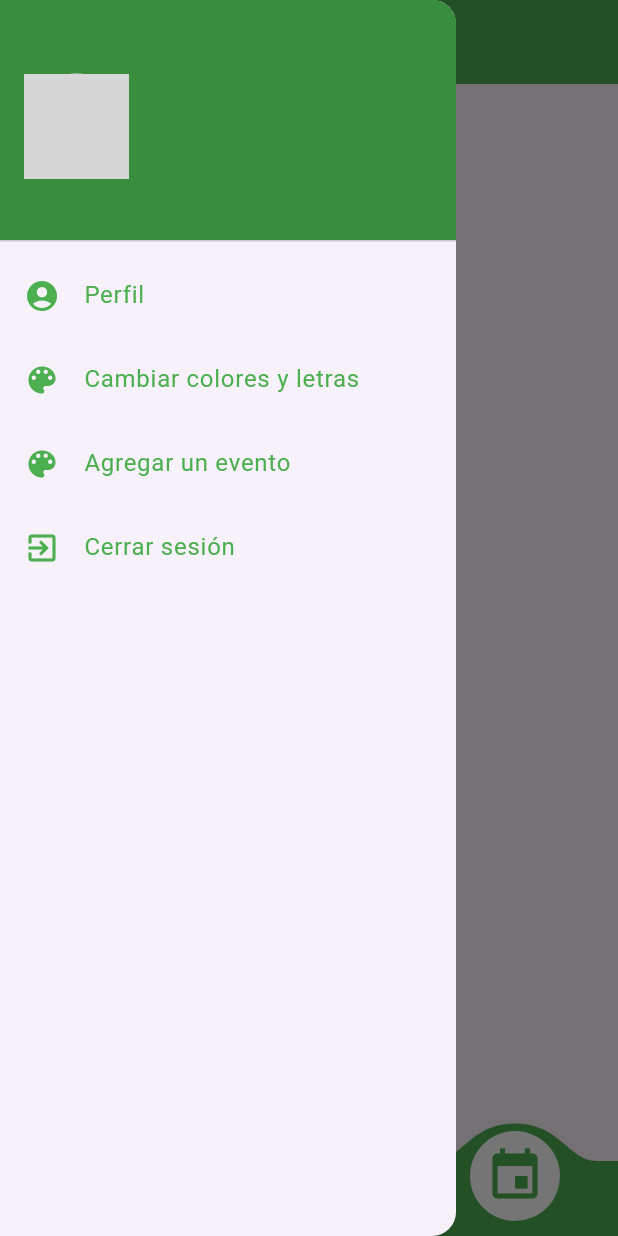
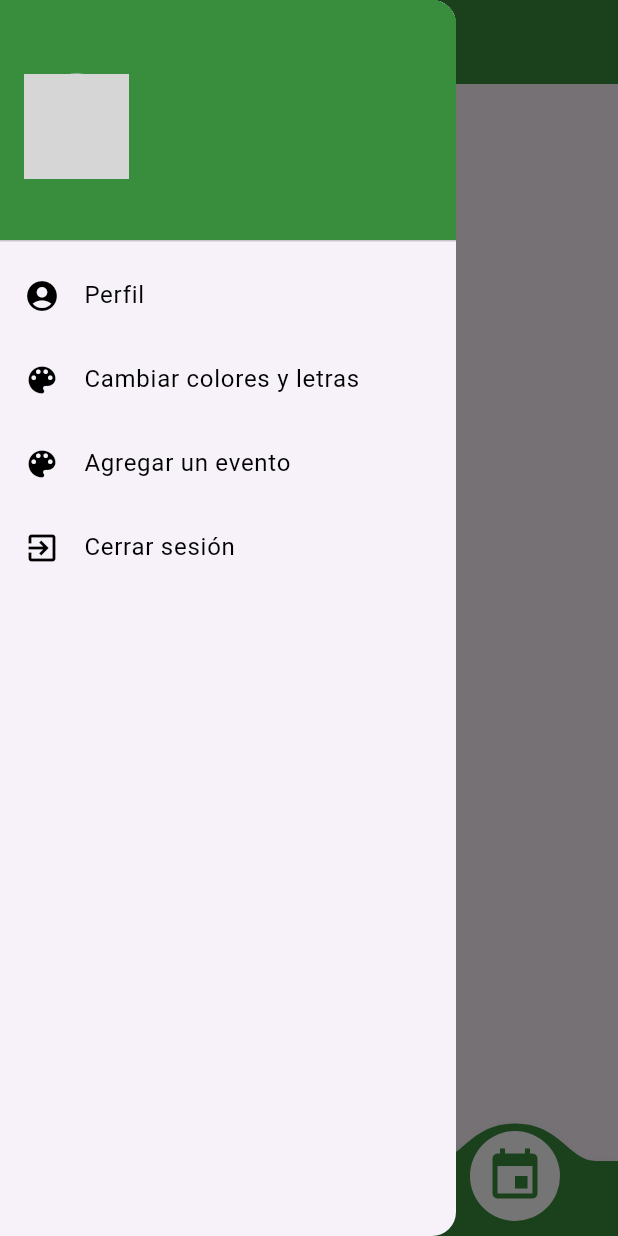
Before and after one commit to DulceST/ProyectoMoviles, a Flutter app: the HomeScreen screen opened by its route, item 3 of the bottom bar chosen, with the side drawer open, on a phone screen of 412 x 824 dp. Run offline on Flutter 3.47's test engine with Material 3 defaults, Android fonts, the phone set to English and light mode, and no system bars; drawn by our look-alikes of convex_bottom_bar; our stand-ins replace card_swiper, cloud_firestore, csc_picker, firebase_auth, firebase_core, font_awesome_flutter and 7 more; missing offline and left inert: animated_floating_buttons; accounts and stored records are empty; network calls fail; grey boxes are pictures that could not be loaded.

Commit message:
Cambio de colores de appbar, drawer y menu de abajo

```diff
--- a/lib/providers/theme_provider.dart
+++ b/lib/providers/theme_provider.dart
@@ -2,7 +2,7 @@ import 'package:flutter/material.dart';
 import 'package:shared_preferences/shared_preferences.dart';
 
 class ThemeProvider extends ChangeNotifier {
-  Color _drawerColor = Colors.green[700]!; // Color por defecto
+  Color _drawerColor = const Color(0xFF388E3C); // Color por defecto
 
   Color get drawerColor => _drawerColor;
 
--- a/lib/screens/active_events.dart
+++ b/lib/screens/active_events.dart
@@ -2,12 +2,12 @@ import 'package:flutter/material.dart';
 import 'package:cloud_firestore/cloud_firestore.dart';
 
 class ActiveEventsScreen extends StatelessWidget {
+  const ActiveEventsScreen({super.key});
+
   @override
   Widget build(BuildContext context) {
     return Scaffold(
-      appBar: AppBar(
-        title: Text('Eventos Activos'),
-      ),
+
       body: StreamBuilder<QuerySnapshot>(
         stream: FirebaseFirestore.instance
             .collection('recycling_events')
@@ -15,11 +15,11 @@ class ActiveEventsScreen extends StatelessWidget {
             .snapshots(),
         builder: (context, snapshot) {
           if (snapshot.connectionState == ConnectionState.waiting) {
-            return Center(child: CircularProgressIndicator());
+            return const Center(child: CircularProgressIndicator());
           }
 
           if (!snapshot.hasData || snapshot.data!.docs.isEmpty) {
-            return Center(child: Text('No hay eventos disponibles'));
+            return const Center(child: Text('No hay eventos disponibles'));
           }
 
           final now = DateTime.now();
@@ -32,7 +32,7 @@ class ActiveEventsScreen extends StatelessWidget {
           }).toList();
 
           if (activeEvents.isEmpty) {
-            return Center(child: Text('No hay eventos activos actualmente'));
+            return const Center(child: Text('No hay eventos activos actualmente'));
           }
 
           return ListView.builder(
@@ -44,13 +44,13 @@ class ActiveEventsScreen extends StatelessWidget {
               final endDate = startDate.add(Duration(days: durationDays));
 
               return Card(
-                margin: EdgeInsets.symmetric(vertical: 8.0, horizontal: 16.0),
+                margin: const EdgeInsets.symmetric(vertical: 8.0, horizontal: 16.0),
                 child: ListTile(
                   title: Text(event['name']),
                   subtitle: Text(
                     'Del ${startDate.toLocal().toString().split(' ')[0]} al ${endDate.toLocal().toString().split(' ')[0]}\n${event['description']}',
                   ),
-                  trailing: Icon(Icons.event_available),
+                  trailing: const Icon(Icons.event_available),
                 ),
               );
             },
--- a/lib/screens/home_screen.dart
+++ b/lib/screens/home_screen.dart
@@ -55,8 +55,8 @@ class _HomeScreenState extends State<HomeScreen> {
 
   @override
   Widget build(BuildContext context) {
-    final drawerColor = Provider.of<ThemeProvider>(context).drawerColor;
-    // Mapear proveedor de autenticación a logotipos
+    final themeProvider = Provider.of<ThemeProvider>(context);
+
     Map<String, String> providerLogos = {
       'google.com': 'assets/google.png',
       'facebook.com': 'assets/facebook.png',
@@ -68,8 +68,9 @@ class _HomeScreenState extends State<HomeScreen> {
 
     return Scaffold(
       appBar: AppBar(
-        backgroundColor: Colors.green, // Fondo verde en la AppBar
-        title: const Text('Reciclaje'),
+        backgroundColor: themeProvider.drawerColor, // Fondo verde en la AppBar
+        title: const Text('VidaVerde',
+        style: TextStyle(color: Colors.white)),
       ),
       drawer: Drawer(
         child: ListView(
@@ -77,7 +78,7 @@ class _HomeScreenState extends State<HomeScreen> {
           children: <Widget>[
             DrawerHeader(
               decoration: BoxDecoration(
-                color: drawerColor, // Fondo verde oscuro en el DrawerHeader
+                color: themeProvider.drawerColor // Fondo verde oscuro en el DrawerHeader
               ),
               child: Row(
                 children: [
@@ -122,33 +123,33 @@ class _HomeScreenState extends State<HomeScreen> {
             ),
             ListTile(
               leading:
-                  const Icon(Icons.account_circle, color: Colors.green), // Ícono verde
+                  const Icon(Icons.account_circle, color: Colors.black), // Ícono verde
               title: const Text('Perfil',
-                  style: TextStyle(color: Colors.green)), // Texto verde
+                  style: TextStyle(color: Colors.black)), // Texto verde
               onTap: () {
                 Navigator.pushNamed(context, '/profile');
               },
             ),
             ListTile(
-              leading: const Icon(Icons.color_lens, color: Colors.green), // Ícono verde
+              leading: const Icon(Icons.color_lens, color: Colors.black), // Ícono verde
               title: const Text('Cambiar colores y letras',
-                  style: TextStyle(color: Colors.green)), // Texto verde
+                  style: TextStyle(color:Colors.black)), // Texto verde
               onTap: () {
-                Navigator.pushNamed(context, '/changeColors'); // Navegar a la pantalla de cambiar colores
+                Navigator.pushNamed(context, '/color'); // Navegar a la pantalla de cambiar colores
               },
             ),
             ListTile(
-              leading: const Icon(Icons.color_lens, color: Colors.green), // Ícono verde
+              leading: const Icon(Icons.color_lens, color: Colors.black), // Ícono verde
               title: const Text('Agregar un evento',
-                  style: TextStyle(color: Colors.green)), // Texto verde
+                  style: TextStyle(color: Colors.black)), // Texto verde
               onTap: () {
                 Navigator.pushNamed(context, '/add_event'); // Navegar a la pantalla de cambiar colores
               },
             ),
             ListTile(
-              leading: const Icon(Icons.exit_to_app, color: Colors.green), // Ícono verde
+              leading: const Icon(Icons.exit_to_app, color: Colors.black), // Ícono verde
               title: const Text('Cerrar sesión',
-                  style: TextStyle(color: Colors.green)), // Texto verde
+                  style: TextStyle(color: Colors.black)), // Texto verde
               onTap: () async {
                 // Cerrar sesión en Firebase
                 await FirebaseAuth.instance.signOut();
@@ -162,8 +163,10 @@ class _HomeScreenState extends State<HomeScreen> {
         index: _currentIndex, // Muestra la pantalla correspondiente al índice
         children: _pages,
       ),
-      bottomNavigationBar: ConvexAppBar(
-        backgroundColor: Colors.green, // Fondo verde en el ConvexAppBar
+      bottomNavigationBar: Consumer<ThemeProvider>(
+  builder: (context, themeProvider, child) {
+    return ConvexAppBar(
+      backgroundColor: themeProvider.drawerColor,
       items: const [
         TabItem(icon: Icons.info_rounded, title: 'Informacion'),
         TabItem(icon: Icons.map, title: 'Recycling Map'),
@@ -175,6 +178,8 @@ class _HomeScreenState extends State<HomeScreen> {
           _currentIndex = index; // Cambia la pantalla al índice seleccionado
         });
       },
+    );
+  },
 ),
     );
   }
```
Also changed, not shown: lib/screens/customize_screen.dart (+44 -7 lines). Lines whose indentation alone changed are shown as unchanged.
